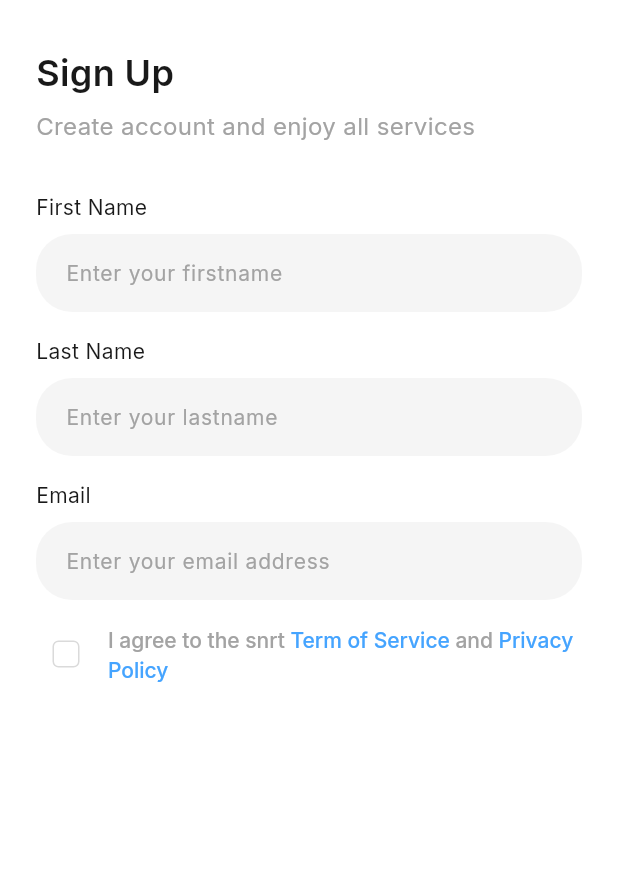
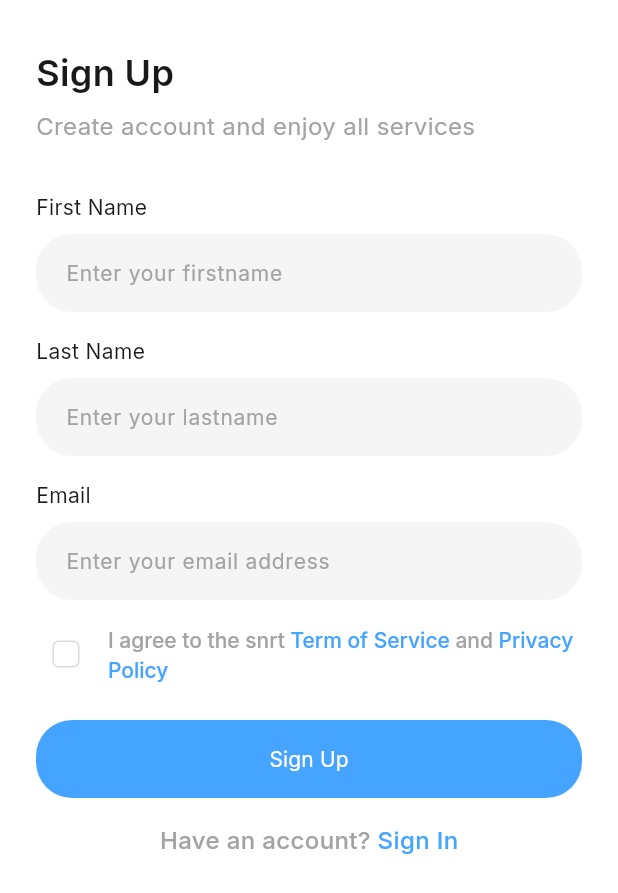
Before and after one commit to SoufianeJm/trend_ai, a Flutter app: the screen it shows after launch, on a phone screen of 412 x 824 dp. Shown: the top 893 px of the screen. Run offline on Flutter 3.47's test engine with Material 3 defaults, Android fonts, the phone set to English and light mode, and no system bars.

Commit message:
feat(signup): add full-width Sign Up button and sign-in redirect prompt below form

```diff
--- /dev/null
+++ b/client/lib/core/widgets/custom_button.dart
@@ -0,0 +1,89 @@
+import 'package:flutter/material.dart';
+import 'package:client/core/theme/app_palette.dart';
+import 'package:client/core/theme/typography.dart';
+
+enum ButtonSize { small, normal, large }
+
+enum ButtonVariant { primary, secondary, tertiary, disabled }
+
+class CustomButton extends StatelessWidget {
+  final String text;
+  final VoidCallback? onPressed;
+  final ButtonSize size;
+  final ButtonVariant variant;
+
+  const CustomButton({
+    super.key,
+    required this.text,
+    this.onPressed,
+    this.size = ButtonSize.normal,
+    this.variant = ButtonVariant.primary,
+  });
+
+  @override
+  Widget build(BuildContext context) {
+    // 1. Determine paddings by size
+    final EdgeInsets padding;
+    final TextStyle textStyle;
+
+    switch (size) {
+      case ButtonSize.small:
+        padding = const EdgeInsets.symmetric(vertical: 4, horizontal: 16);
+        textStyle = AppTypography.bodyRegular12;
+        break;
+      case ButtonSize.normal:
+        padding = const EdgeInsets.symmetric(vertical: 12, horizontal: 16);
+        textStyle = AppTypography.bodyRegular14;
+        break;
+      case ButtonSize.large:
+        padding = const EdgeInsets.symmetric(vertical: 16, horizontal: 16);
+        textStyle = AppTypography.bodyRegular14;
+        break;
+    }
+
+    // 2. Define style based on variant
+    final Color backgroundColor;
+    final Color textColor;
+    final BorderSide? border;
+
+    switch (variant) {
+      case ButtonVariant.primary:
+        backgroundColor = Palette.primary;
+        textColor = Palette.white;
+        border = null;
+        break;
+      case ButtonVariant.secondary:
+        backgroundColor = Colors.transparent;
+        textColor = Palette.primary;
+        border = BorderSide(color: Palette.primary, width: 1);
+        break;
+      case ButtonVariant.tertiary:
+        backgroundColor = Colors.transparent;
+        textColor = Palette.primary;
+        border = null;
+        break;
+      case ButtonVariant.disabled:
+        backgroundColor = Palette.gray100;
+        textColor = Palette.gray400;
+        border = null;
+        break;
+    }
+
+    return Opacity(
+      opacity: variant == ButtonVariant.disabled ? 0.7 : 1,
+      child: TextButton(
+        onPressed: variant == ButtonVariant.disabled ? null : onPressed,
+        style: TextButton.styleFrom(
+          padding: padding,
+          backgroundColor: backgroundColor,
+          foregroundColor: textColor,
+          shape: RoundedRectangleBorder(
+            borderRadius: BorderRadius.circular(24),
+            side: border ?? BorderSide.none,
+          ),
+        ),
+        child: Text(text, style: textStyle.copyWith(color: textColor)),
+      ),
+    );
+  }
+}
--- a/client/lib/features/auth/view/pages/signup_page.dart
+++ b/client/lib/features/auth/view/pages/signup_page.dart
@@ -3,6 +3,7 @@ import 'package:client/core/theme/typography.dart';
 import 'package:client/core/theme/app_palette.dart';
 import 'package:client/features/auth/view/widgets/custom_field.dart';
 import 'package:client/features/auth/view/widgets/terms_checkbox.dart';
+import 'package:client/core/widgets/custom_button.dart'; // <-- make sure this is correct
 
 class SignupPage extends StatefulWidget {
   const SignupPage({super.key});
@@ -42,7 +43,7 @@ class _SignupPageState extends State<SignupPage> {
                 ),
                 const SizedBox(height: 32),
 
-                // 📦 Group of 3 fields + checkbox with 16px spacing
+                // 📦 Group of fields + checkbox + button
                 Column(
                   crossAxisAlignment: CrossAxisAlignment.start,
                   children: [
@@ -76,6 +77,42 @@ class _SignupPageState extends State<SignupPage> {
                         // TODO: Navigate to Privacy Policy
                       },
                     ),
+                    const SizedBox(height: 24),
+                    SizedBox(
+                      width: double.infinity,
+                      child: CustomButton(
+                        text: 'Sign Up',
+                        size: ButtonSize.large,
+                        variant: ButtonVariant.primary,
+                        onPressed: () {
+                          // TODO: Handle sign-up logic
+                        },
+                      ),
+                    ),
+                    const SizedBox(height: 16),
+                    Row(
+                      mainAxisAlignment: MainAxisAlignment.center,
+                      children: [
+                        Text(
+                          "Have an account? ",
+                          style: AppTypography.bodyMedium16.copyWith(
+                            color: Palette.gray400,
+                          ),
+                        ),
+                        GestureDetector(
+                          onTap: () {
+                            // TODO: Navigate to sign-in page
+                          },
+                          child: Text(
+                            "Sign In",
+                            style: AppTypography.bodyMedium16.copyWith(
+                              color: Palette.primary,
+                            ),
+                          ),
+                        ),
+                      ],
+                    ),
+                    // Gap before button
                   ],
                 ),
               ],
```
